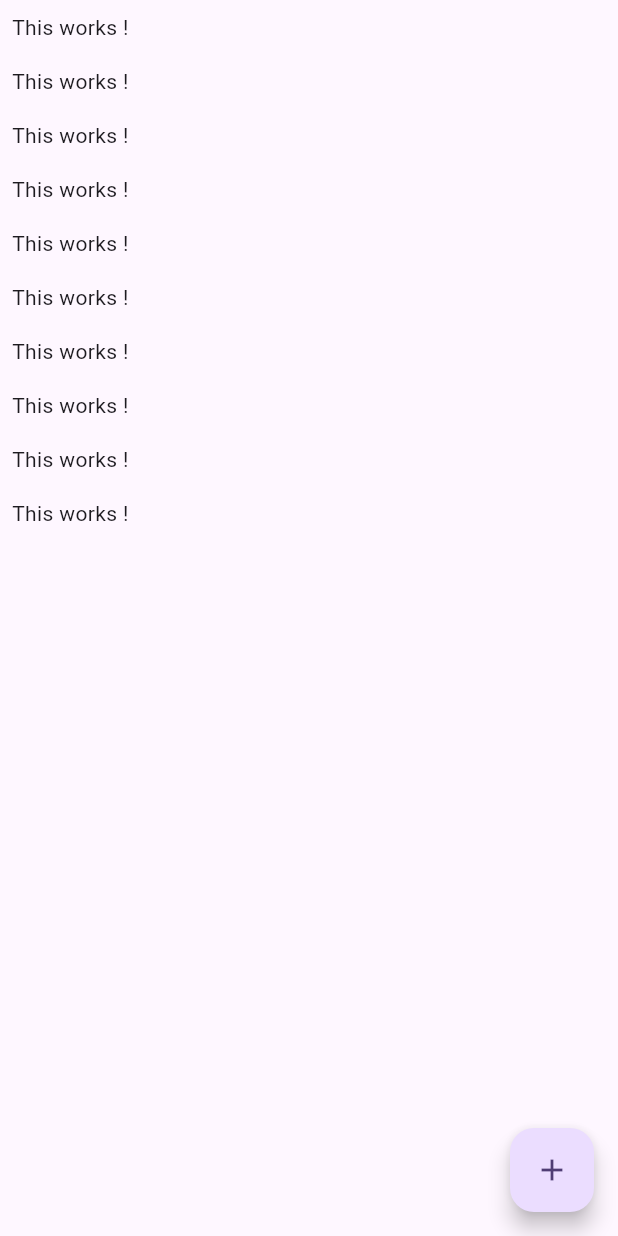
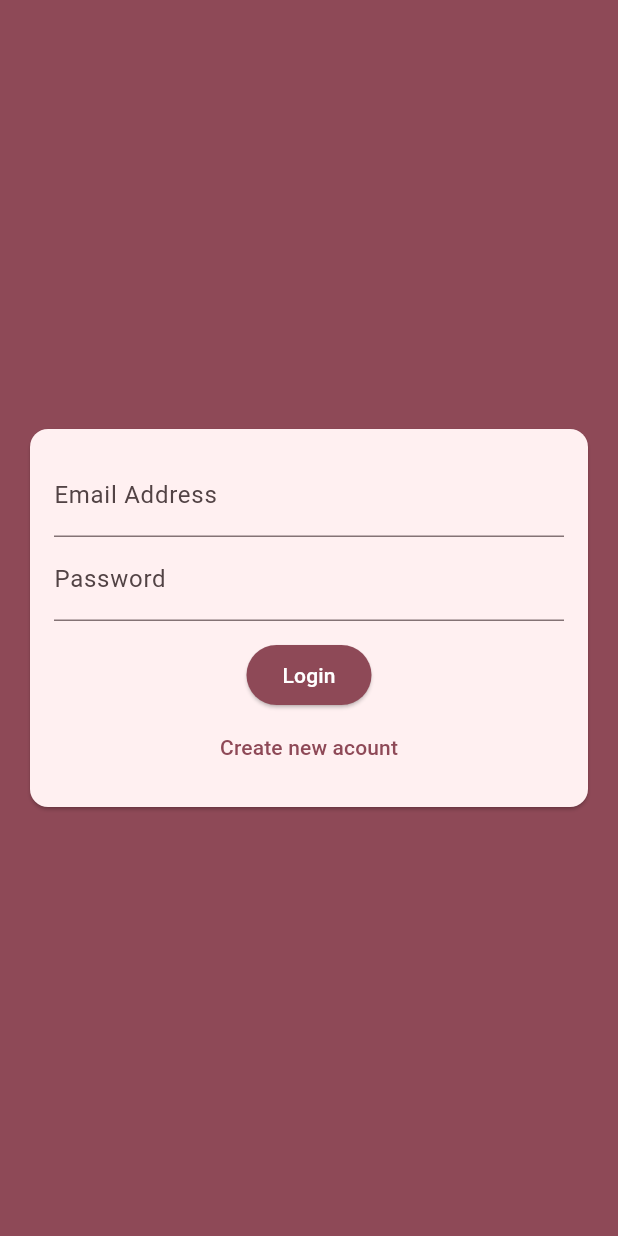
Before and after one commit to J-A-Christopher/Chat-App-Flutter, a Flutter app: the screen it shows after launch, on a phone screen of 412 x 824 dp. Run offline on Flutter 3.47's test engine with Material 2 defaults, Android fonts, the phone set to English and light mode, and no system bars; our stand-ins replace cloud_firestore, firebase_auth, firebase_core; accounts and stored records are empty.

Commit message:
Added firebase login and logout functionallity

```diff
--- a/lib/main.dart
+++ b/lib/main.dart
@@ -1,4 +1,6 @@
+import 'package:chat_app/screens/auth_screen.dart';
 import 'package:chat_app/screens/chat_screen.dart';
+import 'package:firebase_auth/firebase_auth.dart';
 import 'package:flutter/material.dart';
 import 'package:firebase_core/firebase_core.dart';
 import '../firebase_options.dart';
@@ -20,9 +22,29 @@ class MyApp extends StatelessWidget {
     return MaterialApp(
         title: 'Flutter Chat',
         theme: ThemeData(
-          colorScheme: ColorScheme.fromSeed(seedColor: Colors.deepPurple),
-          useMaterial3: true,
-        ),
-        home: const ChatScreen());
+            useMaterial3: true,
+            colorScheme: ColorScheme.fromSeed(seedColor: Colors.pink)
+                .copyWith(
+                  secondary: Colors.deepPurple,
+                )
+                .copyWith(background: Colors.pink),
+            buttonTheme: ButtonThemeData(
+                buttonColor: Colors.pink,
+                textTheme: ButtonTextTheme.primary,
+                shape: RoundedRectangleBorder(
+                    borderRadius: BorderRadius.circular(20)))),
+        home: StreamBuilder(
+          builder: ((context, snapshot) {
+            if (snapshot.hasData) {
+              return const ChatScreen();
+            }
+            return const AuthScreen();
+          }),
+          stream: FirebaseAuth.instance.authStateChanges(),
+        )
+
+        //const AuthScreen()
+
+        );
   }
 }
--- a/lib/screens/auth_screen.dart
+++ b/lib/screens/auth_screen.dart
@@ -0,0 +1,61 @@
+import 'package:flutter/material.dart';
+import 'package:flutter/services.dart';
+import 'package:cloud_firestore/cloud_firestore.dart';
+
+import '../widgets/auth/auth_form.dart';
+import 'package:firebase_auth/firebase_auth.dart';
+
+class AuthScreen extends StatefulWidget {
+  const AuthScreen({super.key});
+
+  @override
+  State<AuthScreen> createState() => _AuthScreenState();
+}
+
+class _AuthScreenState extends State<AuthScreen> {
+  final _auth = FirebaseAuth.instance;
+  var _isLoading = false;
+  void _submitAuthForm(String email, String password, String username,
+      bool isLogin, BuildContext ctx) async {
+    UserCredential userCredential;
+
+    try {
+      setState(() {
+        _isLoading = true;
+      });
+      if (isLogin) {
+        userCredential = await _auth.signInWithEmailAndPassword(
+            email: email, password: password);
+      } else {
+        userCredential = await _auth.createUserWithEmailAndPassword(
+            email: email, password: password);
+        await FirebaseFirestore.instance
+            .collection('users')
+            .doc(userCredential.user?.uid)
+            .set({'username': username, 'email': email});
+      }
+    } on PlatformException catch (err) {
+      var message = 'An Error Occured Please Check Your Credentials';
+
+      if (err.message != null) {
+        message = err.message!;
+      }
+      ScaffoldMessenger.of(ctx).showSnackBar(SnackBar(
+        content: Text(message),
+        backgroundColor: Theme.of(ctx).colorScheme.error,
+      ));
+    } catch (err) {
+      print(err);
+      setState(() {
+        _isLoading = false;
+      });
+    }
+  }
+
+  @override
+  Widget build(BuildContext context) {
+    return Scaffold(
+        backgroundColor: Theme.of(context).primaryColor,
+        body: AuthForm(_submitAuthForm, _isLoading));
+  }
+}
--- /dev/null
+++ b/lib/widgets/auth/auth_form.dart
@@ -0,0 +1,119 @@
+import 'package:flutter/material.dart';
+
+class AuthForm extends StatefulWidget {
+  bool isLoading;
+  final void Function(String email, String password, String username,
+      bool isLogin, BuildContext ctx) submitFm;
+  AuthForm(this.submitFm, this.isLoading, {super.key});
+
+  @override
+  State<AuthForm> createState() => _AuthFormState();
+}
+
+class _AuthFormState extends State<AuthForm> {
+  final _formKey = GlobalKey<FormState>();
+  var _isLogin = true;
+  String _userEmail = '';
+  String _userName = '';
+  String _userPassword = '';
+
+  void _trySubmit() {
+    final isValid = _formKey.currentState!.validate();
+
+    FocusScope.of(context).unfocus();
+    if (isValid) {
+      _formKey.currentState!.save();
+    }
+    widget.submitFm(_userEmail.trim(), _userPassword.trim(), _userName.trim(),
+        _isLogin, context);
+  }
+
+  @override
+  Widget build(BuildContext context) {
+    return Center(
+      child: Card(
+        margin: const EdgeInsets.all(20),
+        child: SingleChildScrollView(
+          child: Padding(
+            padding: const EdgeInsets.all(16),
+            child: Form(
+                key: _formKey,
+                child: Column(
+                  mainAxisSize: MainAxisSize.min,
+                  children: [
+                    TextFormField(
+                      key: const ValueKey('email'),
+                      validator: (value) {
+                        if (value!.isEmpty || !value.contains('@')) {
+                          return 'Please enter a valid email address.';
+                        }
+                        return null;
+                      },
+                      onSaved: (value) {
+                        _userEmail = value!;
+                      },
+                      keyboardType: TextInputType.emailAddress,
+                      decoration:
+                          const InputDecoration(labelText: 'Email Address'),
+                    ),
+                    if (!_isLogin)
+                      TextFormField(
+                        key: const ValueKey('username'),
+                        validator: (value) {
+                          if (value!.isEmpty || value.length < 4) {
+                            return 'Please enter atleast 4 characters';
+                          }
+                          return null;
+                        },
+                        onSaved: (value) {
+                          _userName = value!;
+                        },
+                        decoration:
+                            const InputDecoration(labelText: 'Username'),
+                      ),
+                    TextFormField(
+                      key: const ValueKey('password'),
+                      validator: (value) {
+                        if (value!.isEmpty || value.length < 7) {
+                          return 'Password must be atleast 7 characters long';
+                        }
+                        return null;
+                      },
+                      onSaved: (value) {
+                        _userPassword = value!;
+                      },
+                      decoration: const InputDecoration(labelText: 'Password'),
+                      obscureText: true,
+                    ),
+                    const SizedBox(
+                      height: 12,
+                    ),
+                    if (widget.isLoading) const CircularProgressIndicator(),
+                    if (!widget.isLoading)
+                      ElevatedButton(
+                        onPressed: _trySubmit,
+                        style: ElevatedButton.styleFrom(
+                            backgroundColor: Theme.of(context).primaryColor),
+                        child: Text(
+                          _isLogin ? 'Login' : 'Signup',
+                          style: const TextStyle(color: Colors.white),
+                        ),
+                      ),
+                    if (!widget.isLoading)
+                      TextButton(
+                          onPressed: () {
+                            setState(() {
+                              _isLogin = !_isLogin;
+                            });
+                          },
+                          child: Text(_isLogin
+                              ? 'Create new acount'
+                              : 'I already have an account'))
+                  ],
+                )),
+          ),
+        ),
+      ),
+    );
+  }
+}
--- a/pubspec.yaml
+++ b/pubspec.yaml
@@ -37,6 +37,7 @@ dependencies:
   cupertino_icons: ^1.0.2
   cloud_firestore: ^4.8.0
   firebase_core: ^2.13.1
+  firebase_auth: ^4.6.2
 
 dev_dependencies:
   flutter_test:
```
Also changed, not shown: lib/screens/chat_screen.dart (+51 -12 lines), pubspec.lock, 1 other file.
